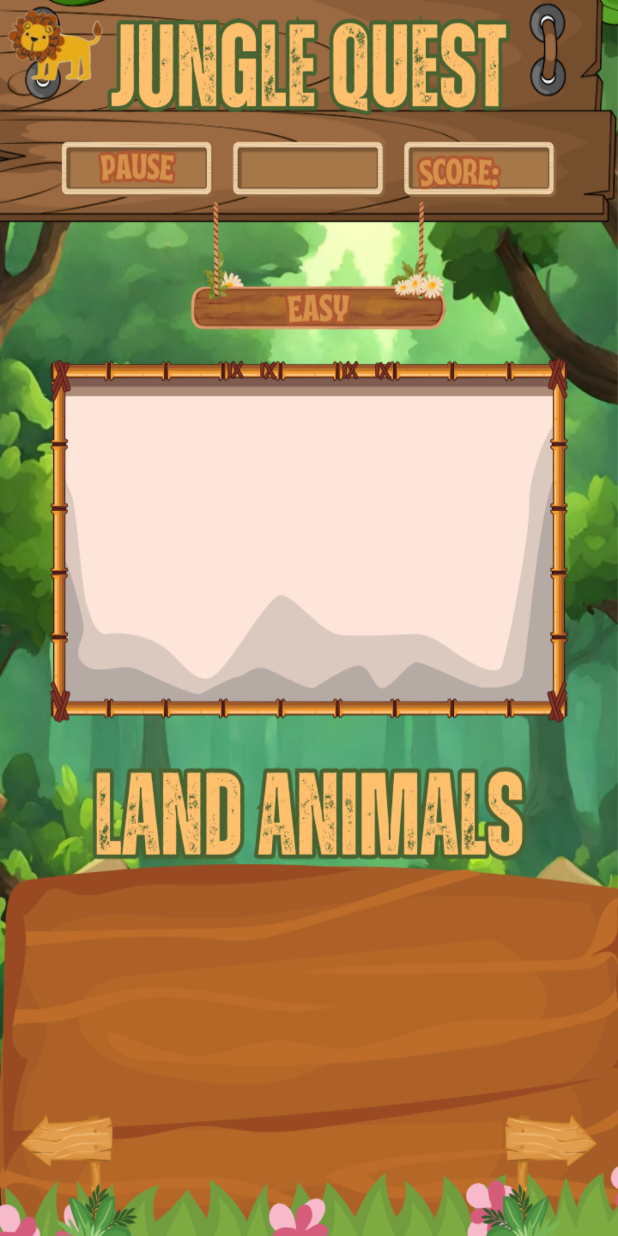
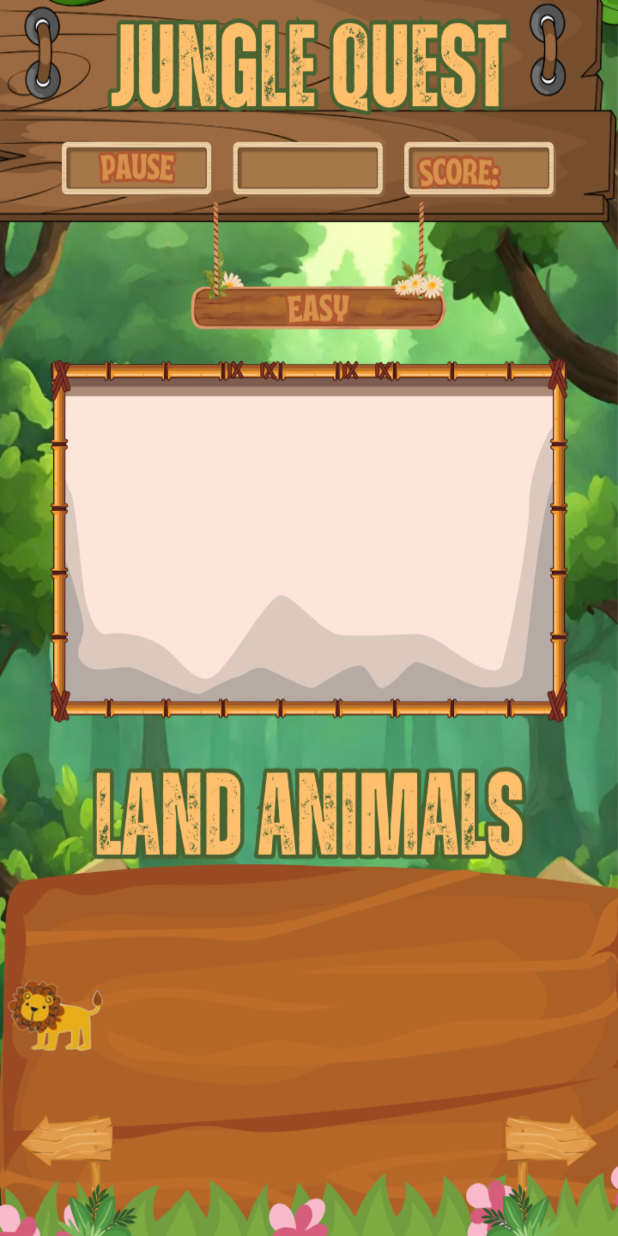
Before and after one commit to Sominnnn/JUNGLEQUEST2, an Android app: the easy screen opened directly, with no data from a screen before it, on a phone screen of 412 x 824 dp. Run offline under Robolectric (Android 15) with nearby library versions, the phone set to English and light mode, and no system bars; 2 statements that could not run were skipped.

Commit message:
TRY AGAIN

```diff
--- a/app/src/main/res/layout/activity_easy.xml
+++ b/app/src/main/res/layout/activity_easy.xml
@@ -6,7 +6,6 @@
     android:background="@drawable/easy"
     android:layout_width="match_parent"
     android:layout_height="match_parent"
-    android:contentDescription="Drop Zone"
     tools:context=".easy">
 
 
@@ -28,7 +27,10 @@
         android:layout_height="63dp"
         app:srcCompat="@drawable/lion_land"
         android:contentDescription="Draggable Animal"
-        tools:layout_editor_absoluteX="37dp"
-        tools:layout_editor_absoluteY="520dp" />
+        app:layout_constraintBottom_toBottomOf="parent"
+        app:layout_constraintStart_toStartOf="parent"
+        app:layout_constraintTop_toTopOf="parent"
+        app:layout_constraintVertical_bias="0.85"
+        app:layout_constraintHorizontal_bias="0.05" />
 
 </androidx.constraintlayout.widget.ConstraintLayout>
```
Also changed, not shown: app/src/main/java/com/example/junglequest/choosedif.java (+10 -0 lines).
